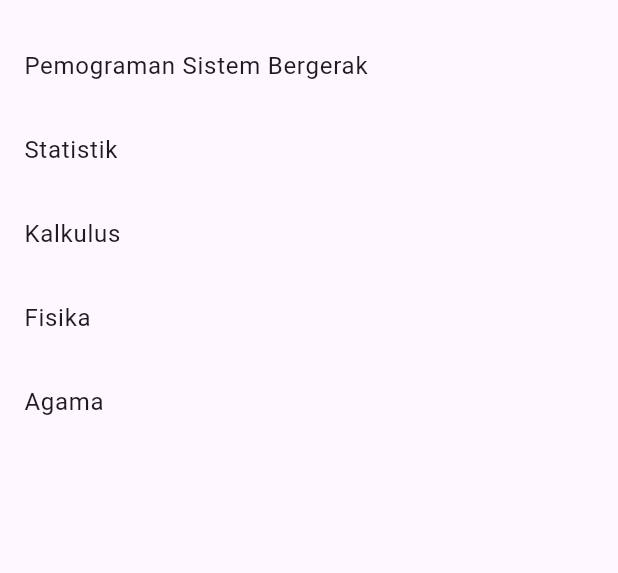
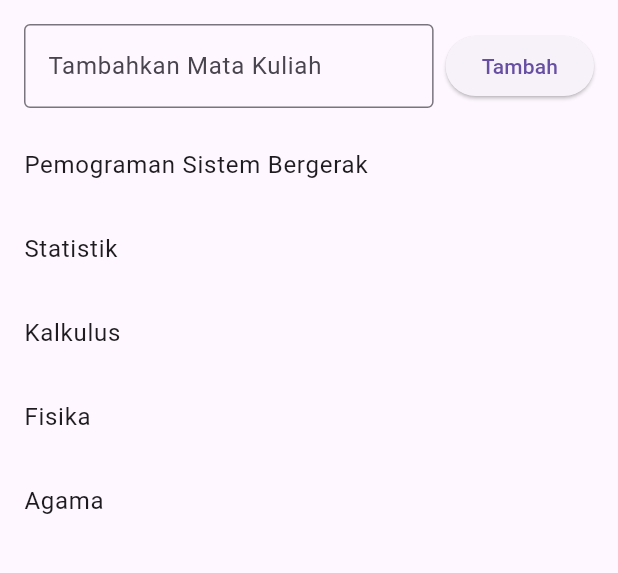
Before and after one commit to Ucokgagah/projek_flutter, a Flutter app: the screen it shows after launch, on a phone screen of 412 x 824 dp, the part 192-765 px from its top. Run offline on Flutter 3.47's test engine with Material 3 defaults, Android fonts, the phone set to English and light mode, and no system bars.

Commit message:
Menambahkan item list di pencarian

```diff
--- a/search_demo/lib/main.dart
+++ b/search_demo/lib/main.dart
@@ -19,13 +19,21 @@ class MyApp extends StatelessWidget {
 class SearchPage extends StatefulWidget {
   const SearchPage({super.key});
 
-  @override // perbaikan dari @overide
+  @override
   State<SearchPage> createState() => _SearchPageState();
 }
 
 class _SearchPageState extends State<SearchPage> {
-  final List<String> _item = ['Pemograman Sistem Bergerak', 'Statistik', 'Kalkulus', 'Fisika', 'Agama'];
+  final List<String> _item = [
+    'Pemograman Sistem Bergerak',
+    'Statistik',
+    'Kalkulus',
+    'Fisika',
+    'Agama'
+  ];
+
   String _query = '';
+  final TextEditingController _newItemController = TextEditingController();
 
   @override
   Widget build(BuildContext context) {
@@ -35,15 +43,15 @@ class _SearchPageState extends State<SearchPage> {
 
     return Scaffold(
       appBar: AppBar(title: const Text('Search View')),
-      body: Column( // perbaikan dari column()
+      body: Column(
         children: [
-          Padding( // perbaikan dari padding()
+          Padding(
             padding: const EdgeInsets.all(16),
             child: TextField(
               decoration: const InputDecoration(
                 labelText: 'Search...',
                 border: OutlineInputBorder(),
-                prefixIcon: Icon(Icons.search), // perbaikan dari Icons.Search
+                prefixIcon: Icon(Icons.search),
               ),
               onChanged: (value) {
                 setState(() {
@@ -52,11 +60,41 @@ class _SearchPageState extends State<SearchPage> {
               },
             ),
           ),
+          Padding(
+            padding: const EdgeInsets.symmetric(horizontal: 16),
+            child: Row(
+              children: [
+                Expanded(
+                  child: TextField(
+                    controller: _newItemController,
+                    decoration: const InputDecoration(
+                      labelText: 'Tambahkan Mata Kuliah',
+                      border: OutlineInputBorder(),
+                    ),
+                  ),
+                ),
+                const SizedBox(width: 8),
+                ElevatedButton(
+                  onPressed: () {
+                    String newItem = _newItemController.text.trim();
+                    if (newItem.isNotEmpty) {
+                      setState(() {
+                        _item.add(newItem);
+                        _newItemController.clear();
+                      });
+                    }
+                  },
+                  child: const Text('Tambah'),
+                ),
+              ],
+            ),
+          ),
+          const SizedBox(height: 10),
           Expanded(
             child: ListView.builder(
               itemCount: filteredItems.length,
-              itemBuilder: (context, index) { // perbaikan dari itembuilder
-                return ListTile( // perbaikan dari ListTitle
+              itemBuilder: (context, index) {
+                return ListTile(
                   title: Text(filteredItems[index]),
                 );
               },
```
